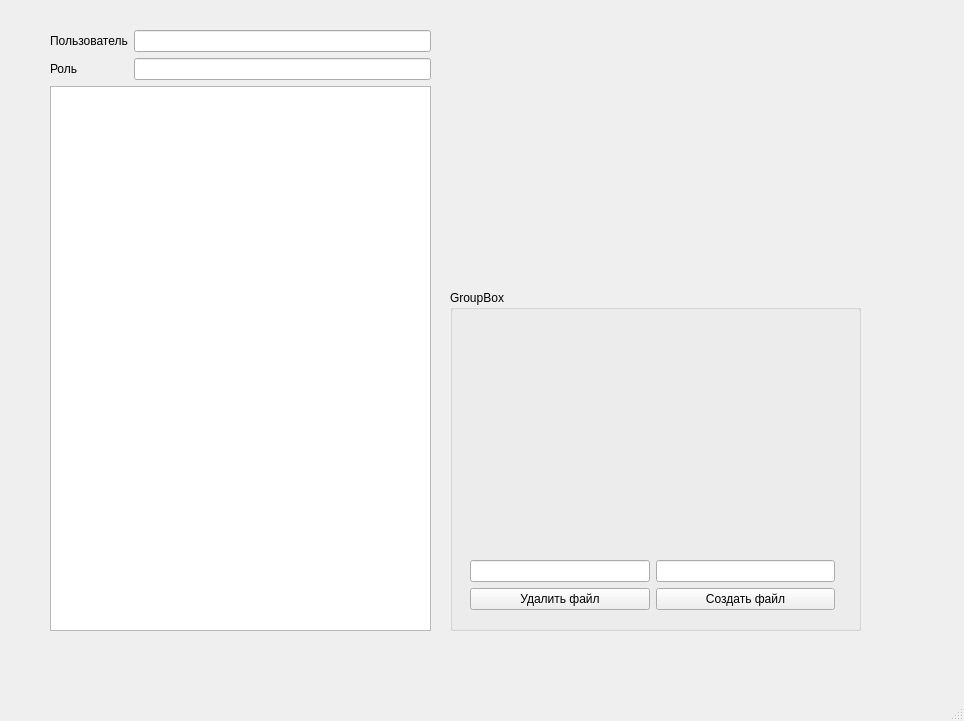
Before: the Qt Designer form src/app/app_win.ui in zloyaloha/permisson-service, drawn with Qt 5.
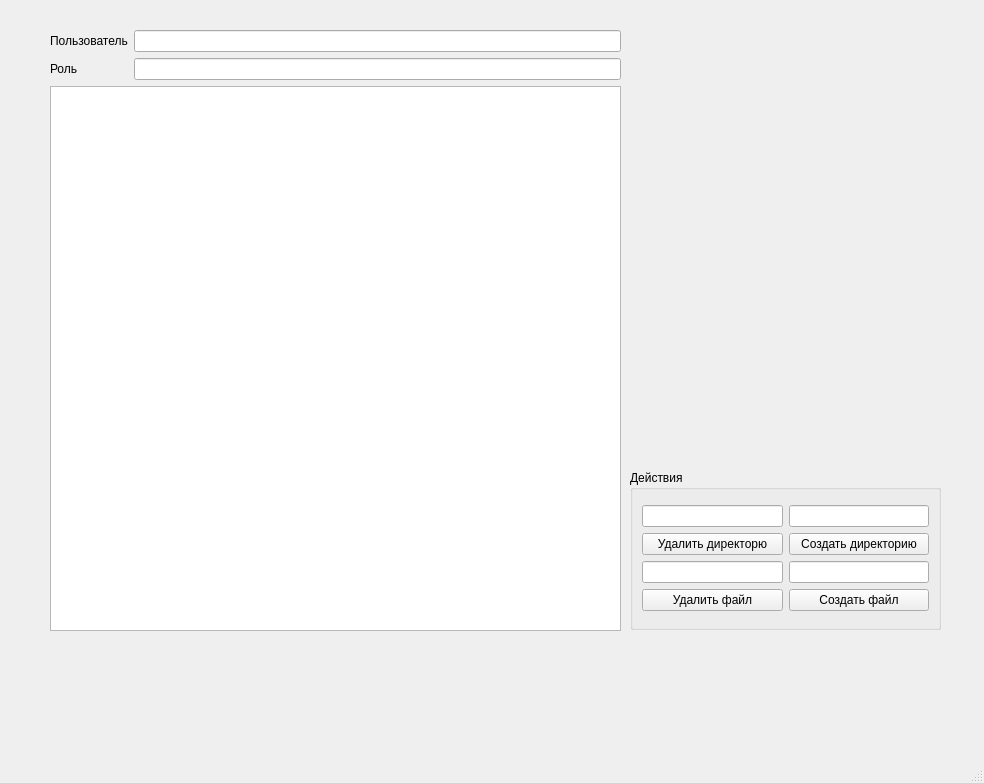
After: the same form once the commit is applied.

```diff
--- a/src/app/app_win.ui
+++ b/src/app/app_win.ui
@@ -6,8 +6,8 @@
    <rect>
     <x>0</x>
     <y>0</y>
-    <width>964</width>
-    <height>721</height>
+    <width>984</width>
+    <height>783</height>
    </rect>
   </property>
   <property name="windowTitle">
@@ -17,24 +17,43 @@
    <widget class="QGroupBox" name="buttonsGroupBox">
     <property name="geometry">
      <rect>
-      <x>450</x>
-      <y>290</y>
-      <width>411</width>
-      <height>341</height>
+      <x>630</x>
+      <y>470</y>
+      <width>311</width>
+      <height>160</height>
      </rect>
     </property>
     <property name="title">
-     <string>GroupBox</string>
+     <string>Действия</string>
     </property>
-    <widget class="QWidget" name="layoutWidget">
-     <property name="geometry">
-      <rect>
-       <x>20</x>
-       <y>260</y>
-       <width>365</width>
-       <height>70</height>
-      </rect>
-     </property>
+    <layout class="QVBoxLayout" name="verticalLayout_4">
+     <item>
+      <layout class="QVBoxLayout" name="verticalLayout">
+       <item>
+        <layout class="QGridLayout" name="gridLayout">
+         <item row="0" column="0">
+          <widget class="QLineEdit" name="dirRemoveLine"/>
+         </item>
+         <item row="0" column="1">
+          <widget class="QLineEdit" name="dirCreateLine"/>
+         </item>
+         <item row="1" column="0">
+          <widget class="QPushButton" name="dirRemoveButton">
+           <property name="text">
+            <string>Удалить директорю</string>
+           </property>
+          </widget>
+         </item>
+         <item row="1" column="1">
+          <widget class="QPushButton" name="dirCreateButton">
+           <property name="text">
+            <string>Создать директорию</string>
+           </property>
+          </widget>
+         </item>
+        </layout>
+       </item>
+       <item>
      <layout class="QGridLayout" name="buttonsGrid">
       <item row="0" column="0">
        <layout class="QVBoxLayout" name="verticalLayout_2">
@@ -65,14 +84,17 @@
        </layout>
       </item>
      </layout>
-    </widget>
+       </item>
+      </layout>
+     </item>
+    </layout>
    </widget>
    <widget class="QWidget" name="layoutWidget">
     <property name="geometry">
      <rect>
       <x>50</x>
       <y>30</y>
-      <width>381</width>
+      <width>571</width>
       <height>601</height>
      </rect>
     </property>
@@ -112,7 +134,26 @@
         </layout>
        </item>
        <item>
-        <widget class="QTreeView" name="listTree"/>
+        <widget class="QTreeView" name="listTree">
+         <property name="sizePolicy">
+          <sizepolicy hsizetype="Maximum" vsizetype="MinimumExpanding">
+           <horstretch>0</horstretch>
+           <verstretch>0</verstretch>
+          </sizepolicy>
+         </property>
+         <property name="minimumSize">
+          <size>
+           <width>10</width>
+           <height>10</height>
+          </size>
+         </property>
+         <property name="maximumSize">
+          <size>
+           <width>5000</width>
+           <height>5000</height>
+          </size>
+         </property>
+        </widget>
        </item>
       </layout>
      </item>
```
Left out of the diff: 2 changed lines with no effect on the pictures. Lines whose indentation alone changed are shown as unchanged.
